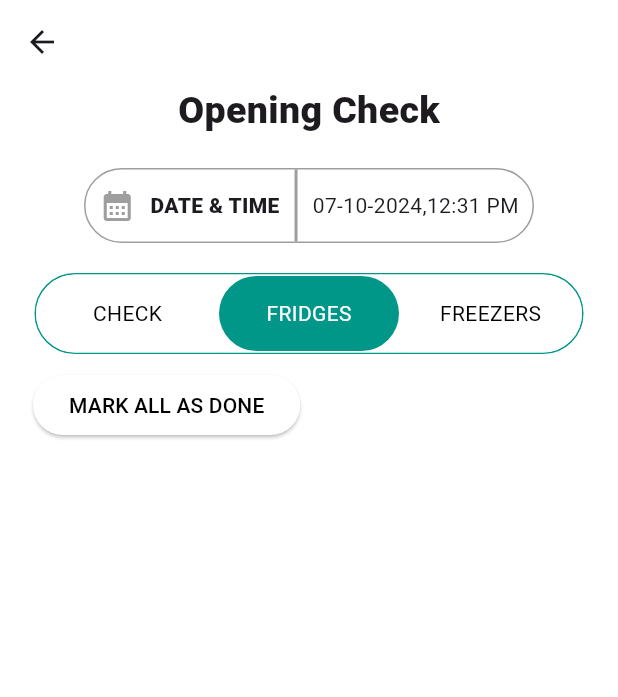
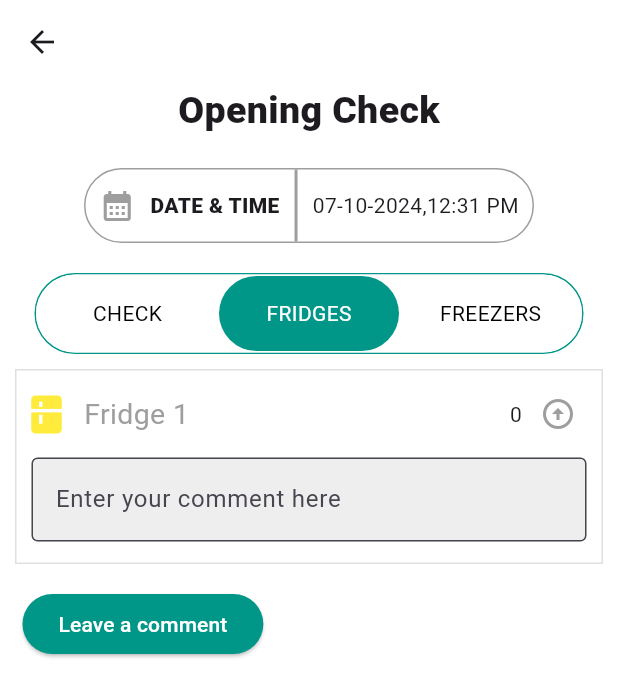
Before and after one commit to PRANAW2004/Sample-task-app-using-flutter, a Flutter app: the screen it shows after launch, after a tap on the "circle" icon, after a tap on "FRIDGES", on a phone screen of 412 x 824 dp. Shown: the top 697 px of the screen. Run offline on Flutter 3.47's test engine with Material 3 defaults, Android fonts, the phone set to English and light mode, and no system bars; missing offline and left inert: dart:ffi.

Commit message:
Updated App

```diff
--- a/lib/main.dart
+++ b/lib/main.dart
@@ -12,7 +12,7 @@ class MyApp extends StatelessWidget {
   Widget build(BuildContext context) {
     return MaterialApp(
       debugShowCheckedModeBanner: false,
-      home: CheckPage()
+      home: CheckPage(),
     );
   }
 }
--- a/lib/pages/check.dart
+++ b/lib/pages/check.dart
@@ -14,6 +14,8 @@ class _CheckPageState extends State<CheckPage>{
   List<bool> _isSelected =[true,false,false];
   var _elevatedButtonColor = Colors.white;
   List<bool> _checkIcon = [false,false,false,false,false];
+  var counter1 = 0;
+  var counter2 = 0;
   // var _checkIcon = true;
 
   final List<String> _checkdata = ["Turn on oven","Turn on Deep Fat fryer","Turn on Bain Marie","setup workstations", "Food preparations areas are clean"];
@@ -104,7 +106,6 @@ class _CheckPageState extends State<CheckPage>{
               })},
               children: [
                 Container(
-
                   decoration: BoxDecoration(
                 borderRadius: BorderRadius.circular(36),
                 color: _isSelected[0]?Colors.teal:Colors.white,
@@ -131,7 +132,15 @@ class _CheckPageState extends State<CheckPage>{
               ]
           ),
           SizedBox(height: 10),
-          Row(
+
+
+          Column(
+
+           children: [
+            if(_isSelected[0])Column(
+
+                children: [
+                  Row(
               children: [
                 Padding(
                   padding: EdgeInsets.only(left:22.0),
@@ -157,12 +166,8 @@ class _CheckPageState extends State<CheckPage>{
                 )
               ],
             ),
-          SizedBox(height:20),
-          Column(
-
-           children: [
-            if(_isSelected[0])Column(
-                children: [for(int i = 0;i<_checkdata.length;i++) Column(
+            SizedBox(height:20),
+            for(int i = 0;i<_checkdata.length;i++) Column(
               children: [
                 Padding(
                   padding: EdgeInsets.only(left:22.0,right: 22.0),
@@ -178,57 +183,28 @@ class _CheckPageState extends State<CheckPage>{
                         children: [
                           SizedBox(width:10),
                           SizedBox(
-                            height:20,
-                            width:20,
-                            child:ElevatedButton(
+                            child:IconButton(
                               onPressed: (
                                 () => {
                                   setState(() => {
-                                    print("Inside the setState function"),
-                                    print(_checkdata[i]),
                                     _checkIcon[i] = !_checkIcon[i],
-                                    // Icons.check_circle_rounded,color
                                   })
                                 }
                                 ),
-                            style: ElevatedButton.styleFrom(
-                              elevation: 0,
-                              padding: EdgeInsets.zero,
-                              backgroundColor: Colors.transparent,
-                              shape: RoundedRectangleBorder(
-                                borderRadius: BorderRadius.zero,
-                              ),
-                              side: BorderSide.none,
-                            ),
-                          child: Icon(_checkIcon[i]?Icons.check_circle_rounded:Icons.circle_outlined,color:_checkIcon[i]?Colors.green:Colors.black),
+                          icon: Icon(_checkIcon[i]?Icons.check_circle_rounded:Icons.circle_outlined,color:_checkIcon[i]?Colors.green:Colors.black),
                           )
                           ),
 
-
-
-                          // Icon(Icons.circle_outlined,color: Colors.black),
-                          SizedBox(width: 15),
+                          SizedBox(width: 5),
                           Text(_checkdata[i],style: TextStyle(color: Colors.grey,fontSize: 14)),
                           // SizedBox(width:50),
                           Spacer(),
                           Padding(
                               padding: EdgeInsets.only(right: 10.0),
                               child: SizedBox(
-                            height:20,
-                            width:20,
-
-                              child: ElevatedButton(
+                              child: IconButton(
                               onPressed: (() => print("I am pressed")),
-                              style: ElevatedButton.styleFrom(
-                                elevation: 0,
-                                padding: EdgeInsets.zero,
-                                backgroundColor: Colors.transparent,
-                                shape: RoundedRectangleBorder(
-                                  borderRadius: BorderRadius.zero,
-                                ),
-                                side: BorderSide.none,
-                              ),
-                              child: Icon(Icons.cancel_outlined,color: Colors.grey),
+                              icon: Icon(Icons.cancel_outlined,color: Colors.grey),
                             )
 
                           ),
@@ -243,6 +219,127 @@ class _CheckPageState extends State<CheckPage>{
                 SizedBox(height:10),
               ],
             )]
+            )else if(_isSelected[1]) Column(
+              crossAxisAlignment: CrossAxisAlignment.start,
+              children: [
+                Padding(
+                  padding: EdgeInsets.only(left: 10.0,right:10.0),
+                  child: Container(
+                    constraints: BoxConstraints(minHeight: 130),
+                    decoration: BoxDecoration(
+                      border: Border.all(width: 1,color: Colors.grey.shade300),
+                    ),
+                    child: Column(
+                      children: [
+                          // mainAxisAlignment: MainAxisAlignment.start,
+                            Padding(padding: EdgeInsets.all(5),
+                              child: Row(
+                                    children: [
+                                        const Icon(Icons.kitchen , color: Colors.yellow,size: 30),
+                                        SizedBox(width:10),
+                            const Text(
+                              'Fridge 1',
+                                style: TextStyle(
+                                fontSize: 19,
+                                // fontWeight: FontWeight.bold,
+                                color: Colors.grey,
+                              ),
+                            ),
+                            Spacer(),
+                            Text('$counter1'),
+                            IconButton(
+                              icon: const Icon(Icons.arrow_circle_up,color:Colors.grey),
+                              onPressed: () => {
+                                setState(() => {
+                                      counter1++,
+                                })
+                              } ,
+                            ),
+                                    ],
+                              ),
+                        ),
+                        // const SizedBox(height: 10),
+                        Padding(
+                          padding: EdgeInsets.only(left:10.0,right:10.0),
+                          child: TextField(
+                          decoration: InputDecoration(
+                            filled: true,
+                          fillColor: Colors.grey[200],
+                            hintText: 'Enter your comment here',
+                            border: const OutlineInputBorder(),
+
+                          ),
+                        ),
+                        ),
+
+                      ],
+                      )
+                  )
+                  ),
+                  const SizedBox(height: 16),
+                  Padding(
+                    padding: EdgeInsets.only(left:15.0),
+                    child: ElevatedButton(
+
+                    onPressed: () {},
+                    child: const Text('Leave a comment',style: TextStyle(color: Colors.white),),
+                    style: ElevatedButton.styleFrom(
+                    backgroundColor: Colors.teal,
+                  ),
+
+          ),
+                  ),
+
+              ],
+
+            )else if(_isSelected[2]) Column(
+              crossAxisAlignment: CrossAxisAlignment.start,
+                  children: [
+                      Padding(
+                        padding: EdgeInsets.only(left:10.0,right:10.0),
+                        child: Column(
+                           crossAxisAlignment: CrossAxisAlignment.start,
+                          children: [
+                            Container(
+                                constraints: BoxConstraints(minHeight: 75),
+                                decoration: BoxDecoration(
+                                  border: Border.all(width: 1,color: Colors.grey.shade300),
+                                ),
+                                child: Row(
+                                children: [
+                                  Icon(Icons.kitchen,color: Colors.yellow,size:40),
+                                  SizedBox(width:10),
+                                  Text("Freezer 1",style: TextStyle(color: Colors.grey,fontSize: 18)),
+                                  Spacer(),
+                                  Text('$counter2'),
+                                  IconButton(icon: Icon(
+                                    Icons.arrow_drop_down_circle),
+                                    onPressed: () => {
+                                      setState(() => {
+                                        counter2--,
+                                      })
+                                    },
+                                    )
+                              ],
+                          )
+                        ),
+                        SizedBox(height:15),
+                        Padding(
+                          padding: EdgeInsets.all(10.0),
+                          child: Column(
+                            crossAxisAlignment: CrossAxisAlignment.start,
+                            children: [
+                            Text("Leave a Comment",style: TextStyle(fontWeight: FontWeight.w600,fontSize: 20)),
+                            Container(
+                              decoration: BoxDecoration(
+                                border: Border.all(width: 1,color:const Color.fromARGB(255, 192, 189, 189)),
+                              ),
+                            )
+                          ],),
+                        ),
+                        ],)
+                      )
+                  ],
             ),
            ],
 
--- /dev/null
+++ b/lib/pages/home.dart
@@ -0,0 +1,10 @@
+import 'package:flutter/material.dart';
+
+class MyHomePage extends StatefulWidget {
+  const MyHomePage({super.key});
+
+  @override
+  State<MyHomePage> createState() => _MyHomePageState();
+}
+
+class _MyHomePageState extends
```
